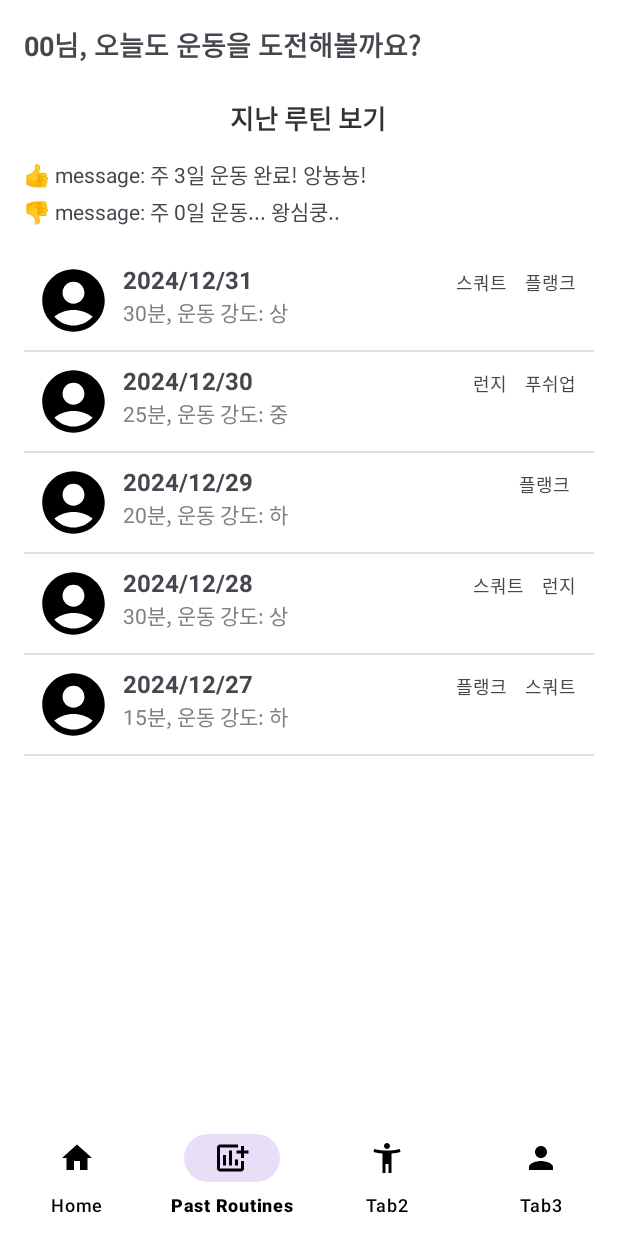
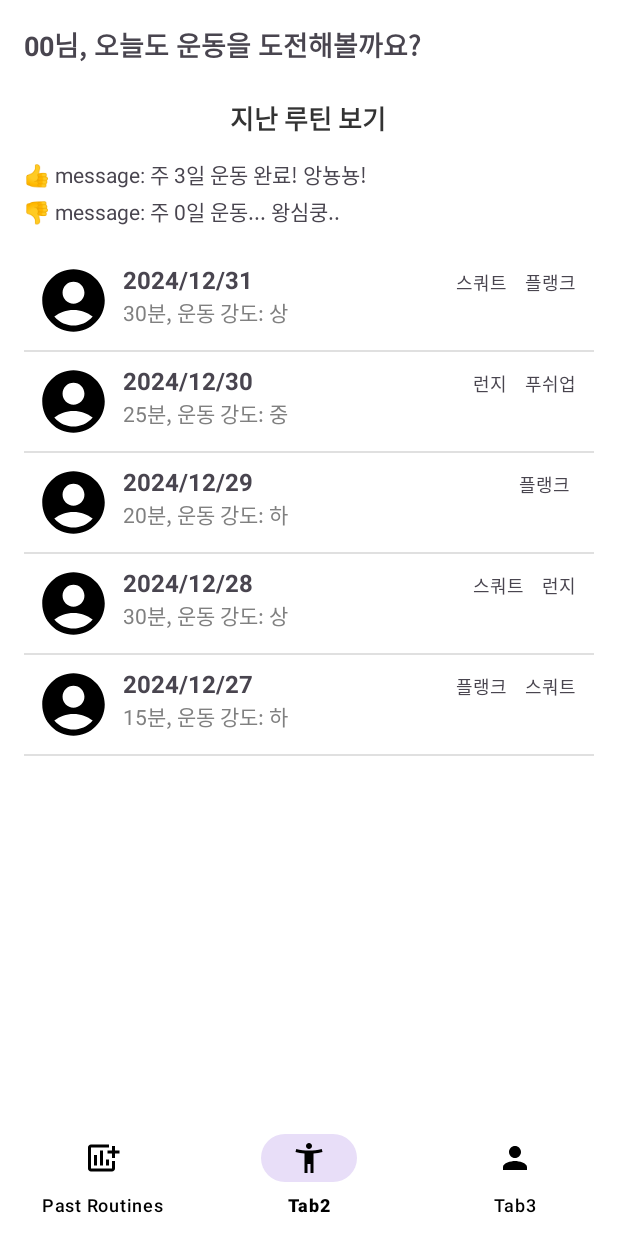
Before and after one commit to angkmfirefoxygal/MADCAMP_week3, an Android app: the MainActivity screen opened directly, with no data from a screen before it, item 2 of the bottom bar chosen, on a phone screen of 412 x 824 dp. Run offline under Robolectric (Android 15) with nearby library versions, the phone set to English and light mode, and no system bars.

Commit message:
탭 삭제

```diff
--- a/app/src/main/java/com/posetrackerdemo/MainActivity.kt
+++ b/app/src/main/java/com/posetrackerdemo/MainActivity.kt
@@ -6,7 +6,6 @@ import android.os.Bundle
 import androidx.appcompat.app.AppCompatActivity
 import androidx.fragment.app.Fragment
 import com.google.android.material.bottomnavigation.BottomNavigationView
-import com.posetrackerdemo.ui.home.HomeFragment
 import com.posetrackerdemo.ui.my.MyFragment
 
 class MainActivity : AppCompatActivity() {
@@ -19,17 +18,16 @@ class MainActivity : AppCompatActivity() {
 
         // 기본 Fragment 설정
         supportFragmentManager.beginTransaction()
-            .replace(R.id.fragmentContainer, HomeFragment())
+            .replace(R.id.fragmentContainer, PastRoutinesFragment())
             .commit()
 
         // 네비게이션 아이템 선택 이벤트 처리
         bottomNavigationView.setOnNavigationItemSelectedListener { item ->
             val fragment: Fragment = when (item.itemId) {
-                R.id.nav_home -> HomeFragment()
-                R.id.nav_routines -> PastRoutinesFragment()
-                R.id.nav_create_routine -> CreateRoutineFragment() // Tab2를 CreateRoutineFragment로 변경
+                R.id.nav_routines -> CreateRoutineFragment()
+                R.id.nav_create_routine -> PastRoutinesFragment()// Tab2를 CreateRoutineFragment로 변경
                 R.id.nav_tab3 -> MyFragment()
-                else -> HomeFragment()
+                else -> PastRoutinesFragment()
             }
             supportFragmentManager.beginTransaction()
                 .replace(R.id.fragmentContainer, fragment)
--- a/app/src/main/java/com/posetrackerdemo/ViewPagerAdapter.kt
+++ b/app/src/main/java/com/posetrackerdemo/ViewPagerAdapter.kt
@@ -5,7 +5,6 @@ import PastRoutinesFragment
 import androidx.fragment.app.Fragment
 import androidx.fragment.app.FragmentActivity
 import androidx.viewpager2.adapter.FragmentStateAdapter
-import com.posetrackerdemo.ui.home.HomeFragment
 import com.posetrackerdemo.ui.my.MyFragment
 
 class ViewPagerAdapter(activity: FragmentActivity) : FragmentStateAdapter(activity) {
@@ -13,10 +12,9 @@ class ViewPagerAdapter(activity: FragmentActivity) : FragmentStateAdapter(activi
 
     override fun createFragment(position: Int): Fragment {
         return when (position) {
-            0 -> HomeFragment()
+            0 -> CreateRoutineFragment()
             1 -> PastRoutinesFragment()
-            2 -> CreateRoutineFragment()
-            3 -> MyFragment()
+            2 -> MyFragment()
             else -> throw IllegalStateException("Invalid position")
         }
     }
--- a/app/src/main/java/com/posetrackerdemo/ui/home/HomeFragment.kt
+++ /dev/null
@@ -1,85 +0,0 @@
-package com.posetrackerdemo.ui.home
-
-import android.os.Bundle
-import android.view.LayoutInflater
-import android.view.View
-import android.view.ViewGroup
-import androidx.fragment.app.Fragment
-import com.posetrackerdemo.R
-
-import android.widget.ImageView
-import android.widget.TextView
-import okhttp3.*
-import org.json.JSONObject
-import java.io.IOException
-
-
-class HomeFragment : Fragment() {
-
-    private lateinit var tvGlucoseValue: TextView
-    private lateinit var tvTrend: TextView
-    private lateinit var tvStatus: TextView
-    private lateinit var tvSystemTime: TextView
-    private lateinit var ivTrendChart: ImageView
-
-    override fun onCreateView(
-        inflater: LayoutInflater,
-        container: ViewGroup?,
-        savedInstanceState: Bundle?
-    ): View? {
-
-        val view = inflater.inflate(R.layout.fragment_home, container, false)
-
-        // XML 요소와 연결
-        tvGlucoseValue = view.findViewById(R.id.tvGlucoseValue)
-        tvTrend = view.findViewById(R.id.tvTrend)
-        tvStatus = view.findViewById(R.id.tvStatus)
-        tvSystemTime = view.findViewById(R.id.tvSystemTime)
-        ivTrendChart = view.findViewById(R.id.ivTrendChart)
-
-        // API 데이터 가져오기
-        fetchEgvData()
-
-        return view
-
-    }
-
-    private fun fetchEgvData() {
-        val client = OkHttpClient()
-        val request = Request.Builder()
-            .url("https://api.dexcom.com/v3/users/self/egvs?startDate=2022-02-06T09:12:35&endDate=2022-02-06T09:12:35")
-            .addHeader("Bearer", "t6n9l8Y33IF81uvy")
-            .build()
-
-        client.newCall(request).enqueue(object : Callback {
-            override fun onFailure(call: Call, e: IOException) {
-                e.printStackTrace()
-            }
-
-            override fun onResponse(call: Call, response: Response) {
-                if (response.isSuccessful) {
-                    val responseBody = response.body?.string()
-                    val json = JSONObject(responseBody ?: "")
-
-                    val records = json.getJSONArray("records")
-                    if (records.length() > 0) {
-                        val firstRecord = records.getJSONObject(0)
-
-                        val value = firstRecord.getInt("value")
-                        val trend = firstRecord.getString("trend")
-                        val status = firstRecord.optString("status", "ok")
-                        val systemTime = firstRecord.getString("systemTime")
-
-                        activity?.runOnUiThread {
-                            tvGlucoseValue.text = "Glucose Value: $value mg/dL"
-                            tvTrend.text = "Trend: $trend"
-                            tvStatus.text = "Status: $status"
-                            tvSystemTime.text = "System Time: $systemTime"
-                            // Trend Chart 처리 (추후 구현)
-                        }
-                    }
-                }
-            }
-        })
-    }
-}
--- a/app/src/main/res/layout/bottom_nav_menu.xml
+++ b/app/src/main/res/layout/bottom_nav_menu.xml
@@ -1,8 +1,4 @@
 <menu xmlns:android="http://schemas.android.com/apk/res/android">
-    <item
-        android:id="@+id/nav_home"
-        android:icon="@drawable/ic_home"
-        android:title="Home" />
     <item
         android:id="@+id/nav_routines"
         android:icon="@drawable/ic_record"
--- a/app/src/main/res/layout/fragment_create_routine.xml
+++ b/app/src/main/res/layout/fragment_create_routine.xml
@@ -128,5 +128,9 @@
         android:layout_width="match_parent"
         android:layout_height="wrap_content"
         android:text="루틴 생성"
-        android:background="@drawable/rounded_button_background" />
+        android:backgroundTint="#FFF2F1"
+        android:textColor="#333333"
+        android:textStyle="bold"
+        android:layout_marginTop="50dp" />
+        />
 </LinearLayout>
```
